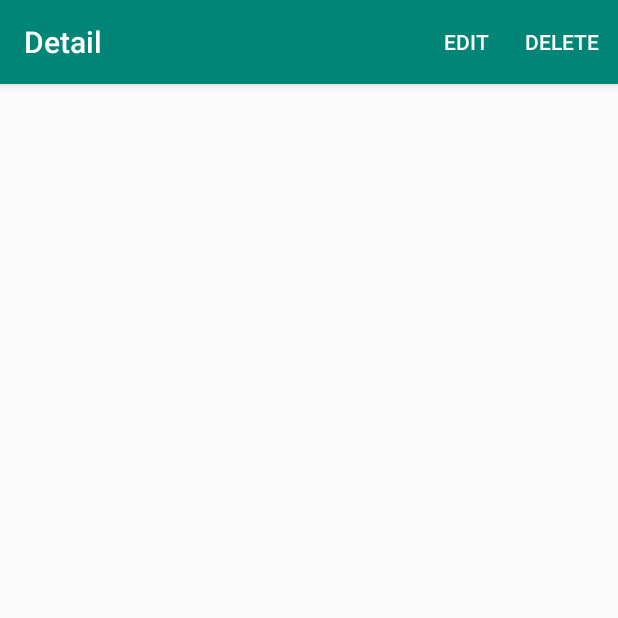
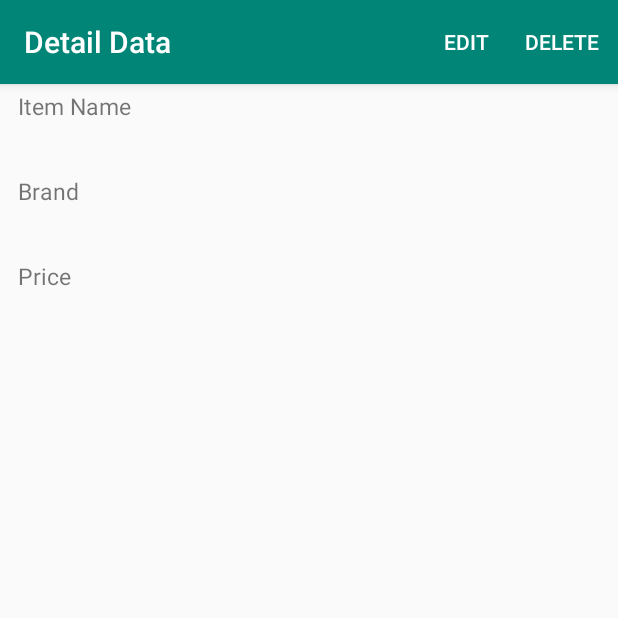
Before and after one commit to IwonGunawan/crud_android_firebase, an Android app: the DetailActivity screen opened directly, with no data from a screen before it, on a phone screen of 412 x 824 dp, the top half of it. Run offline under Robolectric (Android 15) with nearby library versions, the phone set to English and light mode, and no system bars; our stand-ins replace Firebase (no records; nobody signed in at launch, a user with empty details on screens opened directly).

Commit message:
fixed layout detail

```diff
--- a/app/src/main/java/com/crud/firebase/DetailActivity.java
+++ b/app/src/main/java/com/crud/firebase/DetailActivity.java
@@ -36,7 +36,7 @@ public class DetailActivity extends AppCompatActivity {
 
         // toolbar
         toolbar = (Toolbar) findViewById(R.id.toolbar);
-        toolbar.setTitle("Detail");
+        toolbar.setTitle("Detail Data");
         setSupportActionBar(toolbar);
 
         // initial firebase
--- a/app/src/main/res/layout/activity_detail.xml
+++ b/app/src/main/res/layout/activity_detail.xml
@@ -27,19 +27,37 @@
         android:layout_height="match_parent"
         android:orientation="vertical"
         android:layout_marginTop="60dp"
-        android:layout_marginLeft="8dp">
+        android:layout_marginLeft="12dp">
+
+        <TextView
+            android:layout_width="match_parent"
+            android:layout_height="wrap_content"
+            android:textSize="15sp"
+            android:text="@string/item_name" />
         <TextView
             android:id="@+id/tvName"
             android:layout_width="match_parent"
             android:layout_height="wrap_content"
+            android:layout_marginBottom="8dp"
             android:textSize="20sp"/>
 
+        <TextView
+            android:layout_width="match_parent"
+            android:layout_height="wrap_content"
+            android:textSize="15sp"
+            android:text="@string/item_brand" />
         <TextView
             android:id="@+id/tvBrand"
             android:layout_width="match_parent"
             android:layout_height="wrap_content"
+            android:layout_marginBottom="8dp"
             android:textSize="20sp"/>
 
+        <TextView
+            android:layout_width="match_parent"
+            android:layout_height="wrap_content"
+            android:textSize="15sp"
+            android:text="@string/item_price" />
         <TextView
             android:id="@+id/tvPrice"
             android:layout_width="match_parent"
--- a/app/src/main/res/layout/activity_item.xml
+++ b/app/src/main/res/layout/activity_item.xml
@@ -24,6 +24,7 @@
             tools:src="@android:color/darker_gray" />
 
         <LinearLayout
+            android:id="@+id/layoutListing"
             android:layout_width="match_parent"
             android:layout_height="wrap_content"
             android:layout_centerVertical="true"
```
Also changed, not shown: app/src/main/java/com/crud/firebase/MainActivityAdapter.java (+8 -6 lines), 1 other file. Lines whose indentation alone changed are shown as unchanged.
